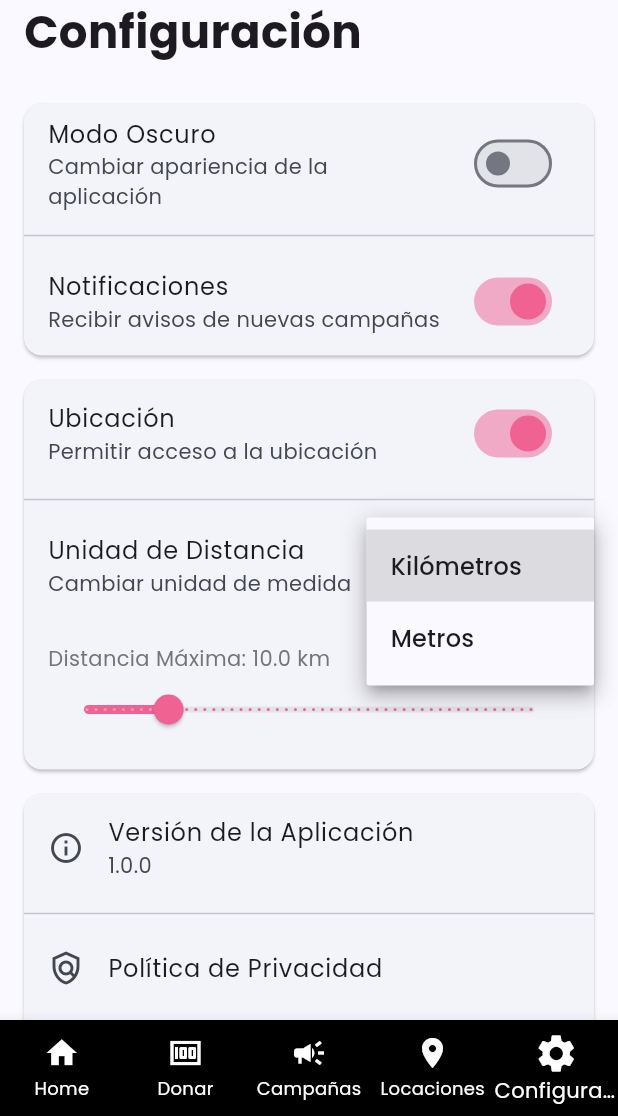
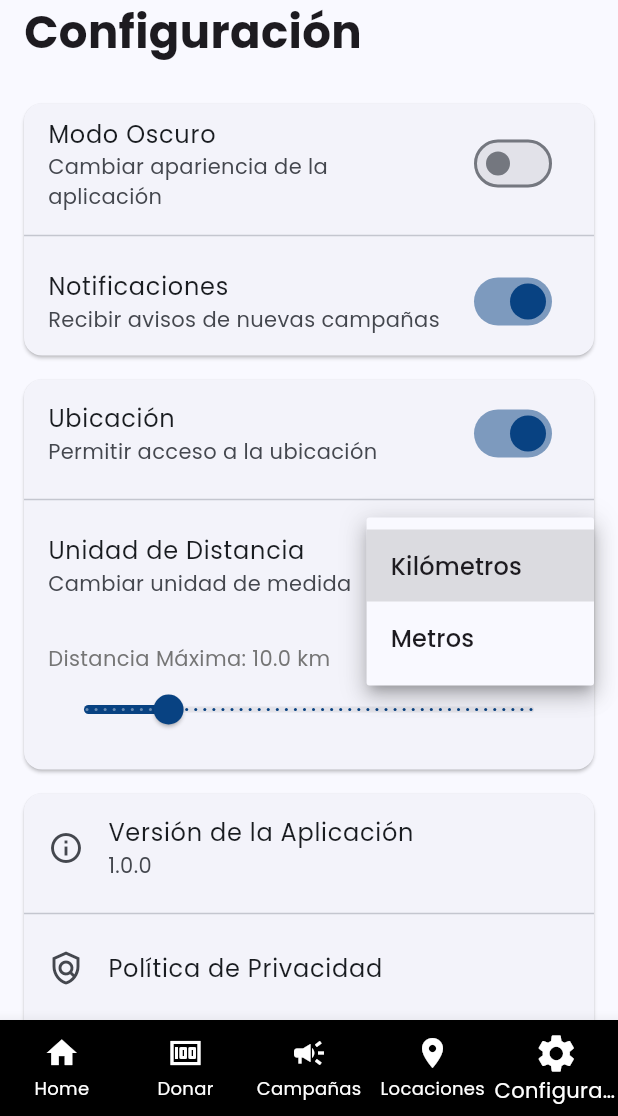
Before and after one commit to ALG06/Frontend, a Flutter app: the screen it shows after launch, item 5 of the bottom bar chosen, after a tap on "Kilómetros", on a phone screen of 412 x 824 dp, the part 120-1236 px from its top. Run offline on Flutter 3.47's test engine with Material 3 defaults, Android fonts, the phone set to English and light mode, and no system bars; our stand-ins replace flutter_dotenv, geolocator, google_fonts, google_maps_flutter, qr_flutter, shared_preferences; missing offline and left inert: universal_html.

Commit message:
Add: Error MSGs for when saving changes in Settings View

```diff
--- a/lib/views/settings_view.dart
+++ b/lib/views/settings_view.dart
@@ -20,10 +20,27 @@ class _SettingsViewState extends State<SettingsView> {
   @override
   void initState() {
     super.initState();
-    _loadSettings();
+    _initializeSettings();
+  }
+
+  Future<void> _initializeSettings() async {
+    try {
+      await _loadSettings();
+    } catch (e) {
+      debugPrint('Error loading settings: $e');
+      // Use default values if loading fails
+      setState(() {
+        _isDarkMode = false;
+        _notificationsEnabled = true;
+        _locationEnabled = true;
+        _selectedDistance = 'km';
+        _maxDistance = 10.0;
+      });
+    }
   }
 
   Future<void> _loadSettings() async {
+    try {
       final prefs = await SharedPreferences.getInstance();
       setState(() {
         _isDarkMode = prefs.getBool('darkMode') ?? false;
@@ -32,15 +49,32 @@ class _SettingsViewState extends State<SettingsView> {
         _selectedDistance = prefs.getString('distanceUnit') ?? 'km';
         _maxDistance = prefs.getDouble('maxDistance') ?? 10.0;
       });
+    } catch (e) {
+      debugPrint('Error in _loadSettings: $e');
+      rethrow;
+    }
   }
 
   Future<void> _saveSettings() async {
+    try {
       final prefs = await SharedPreferences.getInstance();
       await prefs.setBool('darkMode', _isDarkMode);
       await prefs.setBool('notifications', _notificationsEnabled);
       await prefs.setBool('location', _locationEnabled);
       await prefs.setString('distanceUnit', _selectedDistance);
       await prefs.setDouble('maxDistance', _maxDistance);
+    } catch (e) {
+      debugPrint('Error saving settings: $e');
+      // Optionally show an error message to the user
+      if (mounted) {
+        ScaffoldMessenger.of(context).showSnackBar(
+          const SnackBar(
+            content: Text('Error al guardar la configuración'),
+            duration: Duration(seconds: 2),
+          ),
+        );
+      }
+    }
   }
 
   @override
@@ -60,7 +94,7 @@ class _SettingsViewState extends State<SettingsView> {
                   subtitle: const Text('Cambiar apariencia de la aplicación'),
                   trailing: Switch(
                     value: _isDarkMode,
-                    activeColor: Colors.pink[300],
+                    activeColor: const Color.fromRGBO(8, 66, 130, 1),
                     onChanged: (bool value) {
                       setState(() {
                         _isDarkMode = value;
@@ -75,7 +109,7 @@ class _SettingsViewState extends State<SettingsView> {
                   subtitle: const Text('Recibir avisos de nuevas campañas'),
                   trailing: Switch(
                     value: _notificationsEnabled,
-                    activeColor: Colors.pink[300],
+                    activeColor: const Color.fromRGBO(8, 66, 130, 1),
                     onChanged: (bool value) {
                       setState(() {
                         _notificationsEnabled = value;
@@ -97,7 +131,7 @@ class _SettingsViewState extends State<SettingsView> {
                   subtitle: const Text('Permitir acceso a la ubicación'),
                   trailing: Switch(
                     value: _locationEnabled,
-                    activeColor: Colors.pink[300],
+                    activeColor: const Color.fromRGBO(8, 66, 130, 1),
                     onChanged: (bool value) {
                       setState(() {
                         _locationEnabled = value;
@@ -149,7 +183,7 @@ class _SettingsViewState extends State<SettingsView> {
                         min: 1.0,
                         max: 50.0,
                         divisions: 49,
-                        activeColor: Colors.pink[300],
+                        activeColor: const Color.fromRGBO(8, 66, 130, 1),
                         label: '${_maxDistance.round()} km',
                         onChanged: (double value) {
                           setState(() {
@@ -169,10 +203,10 @@ class _SettingsViewState extends State<SettingsView> {
             margin: EdgeInsets.zero,
             child: Column(
               children: [
-                ListTile(
-                  leading: const Icon(Icons.info_outline),
-                  title: const Text('Versión de la Aplicación'),
-                  subtitle: const Text('1.0.0'),
+                const ListTile(
+                  leading: Icon(Icons.info_outline),
+                  title: Text('Versión de la Aplicación'),
+                  subtitle: Text('1.0.0'),
                 ),
                 const Divider(),
                 ListTile(
@@ -220,6 +254,7 @@ class _SettingsViewState extends State<SettingsView> {
                             final prefs = await SharedPreferences.getInstance();
                             await prefs.clear();
                             if (mounted) {
+                              // ignore: use_build_context_synchronously
                               Navigator.of(context).pop();
                             }
                             _loadSettings();
```
Also changed, not shown: 1 other file. Lines whose indentation alone changed are shown as unchanged.
